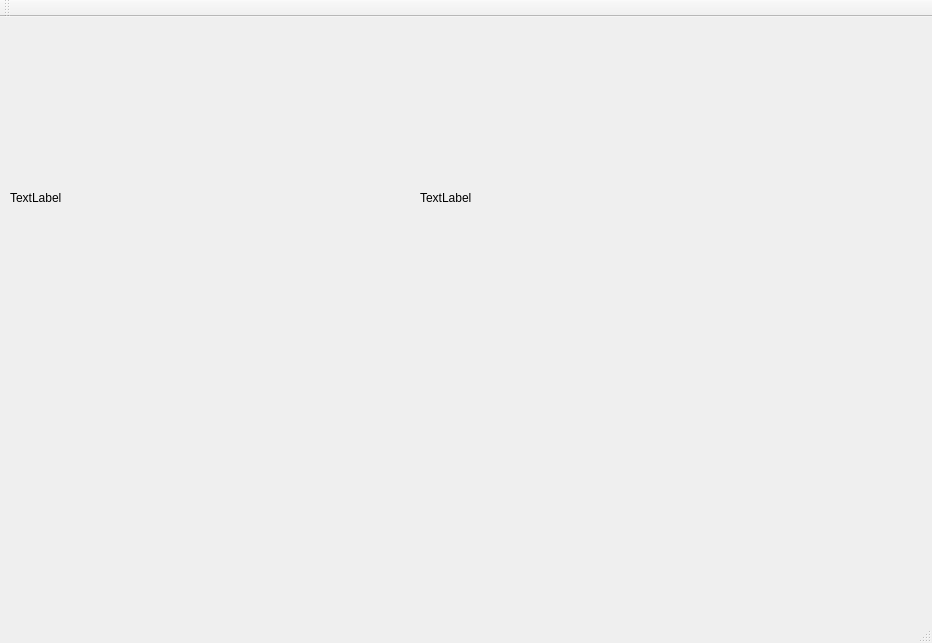
Qt form GaztCorrection01/gaztcorrection.ui (ruitaocc/GazeCorrection) before a commit.
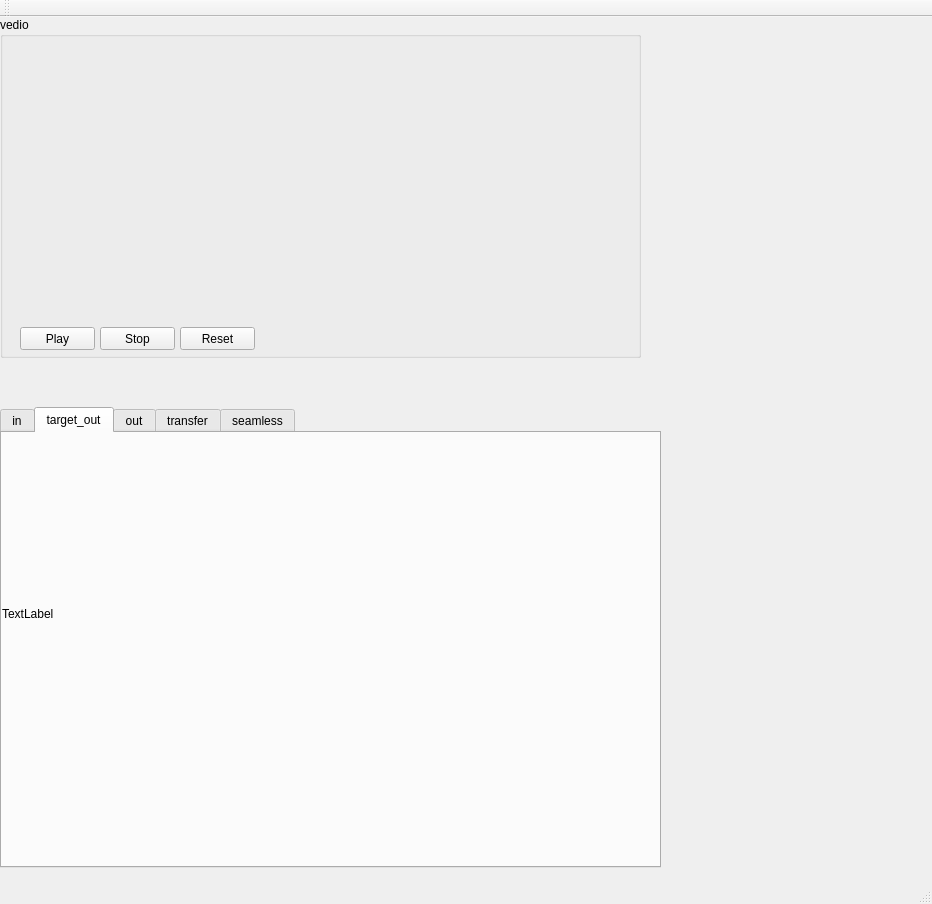
The same form after that commit.

```diff
--- a/GaztCorrection01/gaztcorrection.ui
+++ b/GaztCorrection01/gaztcorrection.ui
@@ -7,38 +7,167 @@
     <x>0</x>
     <y>0</y>
     <width>932</width>
-    <height>643</height>
+    <height>904</height>
    </rect>
   </property>
   <property name="windowTitle">
    <string>GaztCorrection</string>
   </property>
   <widget class="QWidget" name="centralWidget">
-   <widget class="QLabel" name="m_Image">
+   <widget class="QTabWidget" name="tabWidget">
     <property name="geometry">
      <rect>
-      <x>10</x>
-      <y>0</y>
-      <width>461</width>
-      <height>361</height>
+      <x>0</x>
+      <y>390</y>
+      <width>661</width>
+      <height>461</height>
      </rect>
     </property>
-    <property name="text">
-     <string>TextLabel</string>
+    <property name="currentIndex">
+     <number>1</number>
     </property>
+    <widget class="QWidget" name="in">
+     <attribute name="title">
+      <string>in</string>
+     </attribute>
+     <widget class="QLabel" name="m_Image">
+      <property name="geometry">
+       <rect>
+        <x>0</x>
+        <y>0</y>
+        <width>461</width>
+        <height>361</height>
+       </rect>
+      </property>
+      <property name="text">
+       <string>TextLabel</string>
+      </property>
+     </widget>
+    </widget>
+    <widget class="QWidget" name="tab_3">
+     <attribute name="title">
+      <string>target_out</string>
+     </attribute>
+     <widget class="QLabel" name="m_target_out_image">
+      <property name="geometry">
+       <rect>
+        <x>0</x>
+        <y>0</y>
+        <width>461</width>
+        <height>361</height>
+       </rect>
+      </property>
+      <property name="text">
+       <string>TextLabel</string>
+      </property>
+     </widget>
+    </widget>
+    <widget class="QWidget" name="out">
+     <attribute name="title">
+      <string>out</string>
+     </attribute>
+     <widget class="QLabel" name="m_output_image">
+      <property name="geometry">
+       <rect>
+        <x>0</x>
+        <y>0</y>
+        <width>461</width>
+        <height>361</height>
+       </rect>
+      </property>
+      <property name="text">
+       <string>TextLabel</string>
+      </property>
+     </widget>
+    </widget>
+    <widget class="QWidget" name="tab">
+     <attribute name="title">
+      <string>transfer</string>
+     </attribute>
+     <widget class="QLabel" name="m_transfer_iamge">
+      <property name="geometry">
+       <rect>
+        <x>0</x>
+        <y>0</y>
+        <width>461</width>
+        <height>361</height>
+       </rect>
+      </property>
+      <property name="text">
+       <string>TextLabel</string>
+      </property>
+     </widget>
+    </widget>
+    <widget class="QWidget" name="tab_2">
+     <attribute name="title">
+      <string>seamless</string>
+     </attribute>
+     <widget class="QLabel" name="m_seamless_image">
+      <property name="geometry">
+       <rect>
+        <x>0</x>
+        <y>0</y>
+        <width>461</width>
+        <height>361</height>
+       </rect>
+      </property>
+      <property name="text">
+       <string>TextLabel</string>
+      </property>
+     </widget>
+    </widget>
    </widget>
-   <widget class="QLabel" name="m_output_image">
+   <widget class="QGroupBox" name="m_groupBox">
     <property name="geometry">
      <rect>
-      <x>420</x>
+      <x>0</x>
       <y>0</y>
-      <width>511</width>
-      <height>361</height>
+      <width>641</width>
+      <height>341</height>
      </rect>
     </property>
-    <property name="text">
-     <string>TextLabel</string>
+    <property name="title">
+     <string>vedio</string>
     </property>
+    <widget class="QPushButton" name="m_reset_btn">
+     <property name="geometry">
+      <rect>
+       <x>180</x>
+       <y>310</y>
+       <width>75</width>
+       <height>23</height>
+      </rect>
+     </property>
+     <property name="text">
+      <string>Reset</string>
+     </property>
+    </widget>
+    <widget class="QPushButton" name="pushButton">
+     <property name="geometry">
+      <rect>
+       <x>20</x>
+       <y>310</y>
+       <width>75</width>
+       <height>23</height>
+      </rect>
+     </property>
+     <property name="text">
+      <string>Play</string>
+     </property>
+    </widget>
+    <widget class="QPushButton" name="m_stop_btn">
+     <property name="geometry">
+      <rect>
+       <x>100</x>
+       <y>310</y>
+       <width>75</width>
+       <height>23</height>
+      </rect>
+     </property>
+     <property name="text">
+      <string>Stop</string>
+     </property>
+    </widget>
    </widget>
   </widget>
   <widget class="QMenuBar" name="menuBar">
```
Left out of the diff: 56 changed lines with no effect on the pictures.
